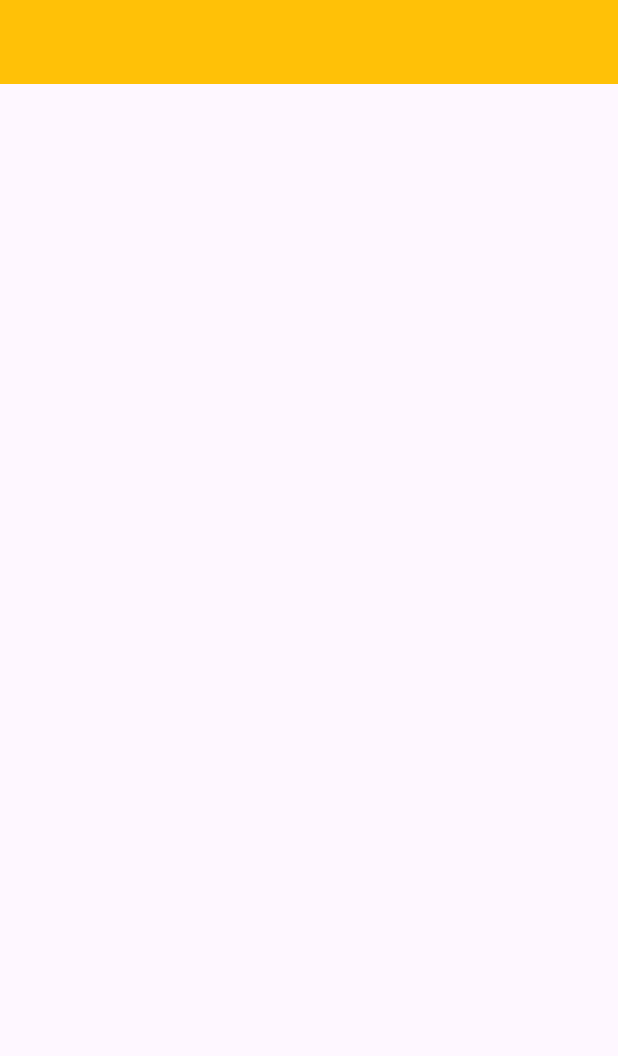
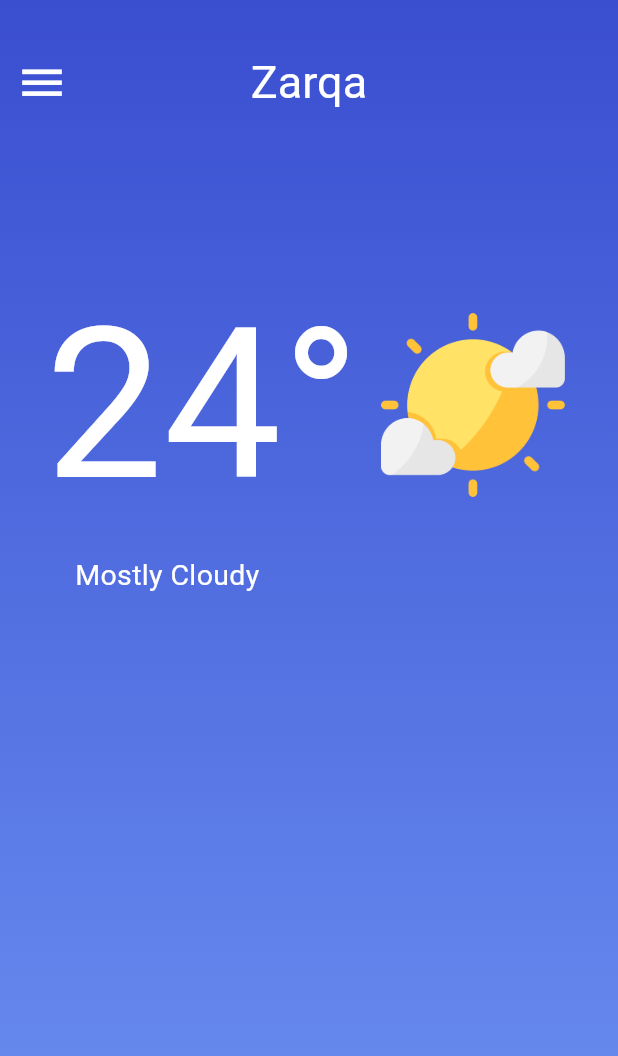
Before and after one commit to WeatherProjectInFlutter/WeatherApp, a Flutter app: the screen it shows after launch, on a phone screen of 412 x 824 dp. Shown: the top 1056 px of the screen. Run offline on Flutter 3.47's test engine with Material 3 defaults, Android fonts, the phone set to English and light mode, and no system bars.

Commit message:
first omar commit

```diff
--- a/local_weather_app/lib/main.dart
+++ b/local_weather_app/lib/main.dart
@@ -11,16 +11,63 @@ class MyApp extends StatelessWidget {
   @override
   Widget build(BuildContext context) {
     return MaterialApp(
-      title: 'Flutter Demo',
+        title: 'Weather App',
         theme: ThemeData(
-
-        colorScheme: ColorScheme.fromSeed(seedColor: Colors.deepPurple),
+          colorScheme: ColorScheme.fromSeed(
+              seedColor: const Color.fromARGB(255, 64, 89, 188)),
           useMaterial3: true,
         ),
         home: Scaffold(
+            extendBodyBehindAppBar:true, // Allows the body to extend behind the AppBar, to make body&appbar in the same color without borders
             appBar: AppBar(
-          backgroundColor: Colors.amber,
+              backgroundColor: Colors.transparent, // Makes the AppBar transparent
+              elevation: 0, // Removes the shadow under the AppBar
+              toolbarHeight: 110,
+              centerTitle: true,
+              title: const Text("Zarqa",style: TextStyle(fontSize: 30, color: Colors.white),
               ),
+              leading: IconButton(
+                  //this leading make the icon placed in the left
+                  onPressed: () {},
+                  icon: const Icon(Icons.menu,color: Colors.white,size: 35,)
+              ),
+            ),
+            body: Container(
+              padding: const EdgeInsets.only(top: 170),// Prevents content from overlapping the AppBar
+
+              //All the code till the end of box decoration is for make the background as a gradient
+              decoration: const BoxDecoration(
+                gradient: LinearGradient(
+                  begin:Alignment.topCenter,
+                  end: Alignment.bottomCenter,
+                  colors: [
+              Color(0xFF3A4ED0), // Start color (blue)
+              Color(0xFF6C92F2), // End color (lighter blue)
+            ],
+              ),
+              ),
+              child:  Column(
+                children: [
+                  Row(
+                    children: [
+                      const Padding(padding:EdgeInsets.only(left: 30)),
+                      const Text("24°" ,style: TextStyle(color: Colors.white,fontSize: 140,),),
+                      Container(
+                        padding: const EdgeInsets.only(left: 5),
+                        child:Image.asset("Materials/sunny.png",width: 140,height: 140),
+                        )
+                    ],
+                  ),
+                  const Row(
+                    children: [
+                      Padding(padding: EdgeInsets.only(left: 50)),
+                      Text("Mostly Cloudy",style: TextStyle(color: Colors.white,fontSize: 19),)
+                    ],
+                  )
+
+                ],
+              ),
+            )
             )
             );
   }
--- a/local_weather_app/pubspec.yaml
+++ b/local_weather_app/pubspec.yaml
@@ -59,8 +59,8 @@ flutter:
   uses-material-design: true
 
   # To add assets to your application, add an assets section, like this:
-  # assets:
-  #   - images/a_dot_burr.jpeg
+  assets:
+    - Materials/sunny.png
   #   - images/a_dot_ham.jpeg
 
   # An image asset can refer to one or more resolution-specific "variants", see
```
Also changed, not shown: local_weather_app/Materials/sunny.png (added). Lines whose indentation alone changed are shown as unchanged.
